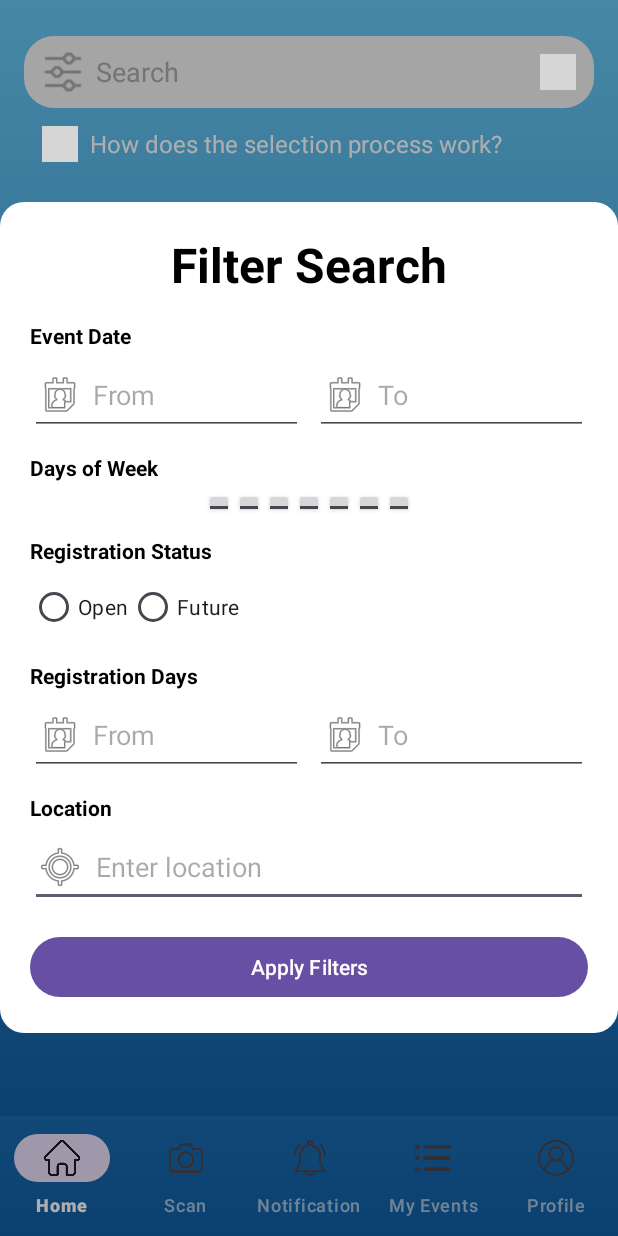
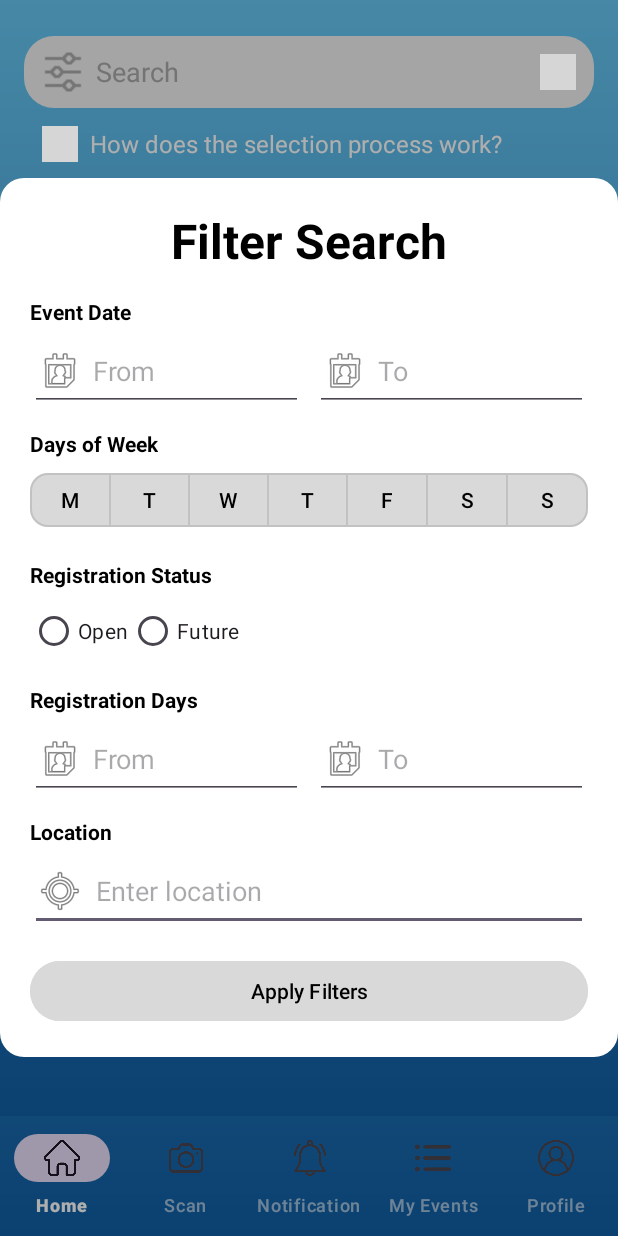
Before and after one commit to CMPUT301F25bingus1/event_lottery, an Android app: the screen it shows after launch (MainActivity), after a tap on an icon or button, on a phone screen of 412 x 824 dp. Run offline under Robolectric (Android 15) with nearby library versions, the phone set to English and light mode, and no system bars; grey boxes are pictures that could not be loaded.

Commit message:
Fixed filter popups (changed calendar and day picker)

```diff
--- a/app/src/main/java/com/example/eventlotto/ui/FilterFragment.java
+++ b/app/src/main/java/com/example/eventlotto/ui/FilterFragment.java
@@ -11,19 +11,28 @@ import android.widget.Toast;
 
 import androidx.annotation.NonNull;
 import androidx.annotation.Nullable;
+import androidx.core.content.ContextCompat;
 import androidx.fragment.app.DialogFragment;
 
 import com.example.eventlotto.R;
+import com.google.android.material.button.MaterialButton;
+import com.google.android.material.button.MaterialButtonToggleGroup;
 
+import java.util.ArrayList;
 import java.util.Calendar;
+import java.util.List;
 
 public class FilterFragment extends DialogFragment {
+
+    private MaterialButtonToggleGroup daysToggleGroup;
+    private final List<String> selectedDays = new ArrayList<>();
 
     @Nullable
     @Override
     public View onCreateView(@NonNull LayoutInflater inflater, @Nullable ViewGroup container, @Nullable Bundle savedInstanceState) {
         View view = inflater.inflate(R.layout.filter_search_popup, container, false);
 
+        // Date fields
         EditText eventDateFrom = view.findViewById(R.id.event_date_from);
         EditText eventDateTo = view.findViewById(R.id.event_date_to);
         EditText registrationFrom = view.findViewById(R.id.registration_from);
@@ -35,13 +44,54 @@ public class FilterFragment extends DialogFragment {
         registrationFrom.setOnClickListener(dateClickListener);
         registrationTo.setOnClickListener(dateClickListener);
 
+        // Setup day toggle buttons
+        daysToggleGroup = view.findViewById(R.id.days_toggle_group);
+        setupDaySelection(view);
+
+        // Apply filters button
         view.findViewById(R.id.btn_apply_filters).setOnClickListener(v -> {
-            // TODO: Later implement actual filter logic
-            Toast.makeText(getContext(), "Filters applied!", Toast.LENGTH_SHORT).show();
+            String days = String.join(", ", selectedDays);
+            Toast.makeText(getContext(),
+                    "Filters applied!\nSelected days: " + days,
+                    Toast.LENGTH_SHORT).show();
             dismiss();
         });
 
         return view;
+    }
+
+    private void setupDaySelection(View root) {
+        daysToggleGroup.addOnButtonCheckedListener((group, checkedId, isChecked) -> {
+            MaterialButton button = group.findViewById(checkedId);
+            if (button != null) {
+                String label = button.getText().toString();
+
+                if (isChecked) {
+                    // Add day and apply highlight color
+                    if (!selectedDays.contains(label)) selectedDays.add(label);
+                    button.setBackgroundColor(ContextCompat.getColor(requireContext(), R.color.day_selected));
+                    button.setTextColor(ContextCompat.getColor(requireContext(), R.color.day_text_selected));
+                } else {
+                    // Remove day and revert to default
+                    selectedDays.remove(label);
+                    button.setBackgroundColor(ContextCompat.getColor(requireContext(), R.color.day_unselected));
+                    button.setTextColor(ContextCompat.getColor(requireContext(), R.color.day_text_unselected));
+                }
+            }
+        });
+
+        // Initialize all buttons to default color
+        for (int i = 0; i < daysToggleGroup.getChildCount(); i++) {
+            View child = daysToggleGroup.getChildAt(i);
+            if (child instanceof MaterialButton) {
+                ((MaterialButton) child).setBackgroundColor(
+                        ContextCompat.getColor(requireContext(), R.color.day_unselected)
+                );
+                ((MaterialButton) child).setTextColor(
+                        ContextCompat.getColor(requireContext(), R.color.day_text_unselected)
+                );
+            }
+        }
     }
 
     private void showDatePicker(EditText target) {
@@ -50,9 +100,13 @@ public class FilterFragment extends DialogFragment {
         int month = c.get(Calendar.MONTH);
         int day = c.get(Calendar.DAY_OF_MONTH);
 
-        DatePickerDialog datePicker = new DatePickerDialog(requireContext(),
-                (view, y, m, d) -> target.setText(d + "/" + (m + 1) + "/" + y),
-                year, month, day);
+        DatePickerDialog datePicker = new DatePickerDialog(
+                requireContext(),
+                R.style.CustomDatePicker, // Your theme
+                (view, y, m, d) -> target.setText(String.format("%02d/%02d/%04d", d, m + 1, y)),
+                year, month, day
+        );
+
         datePicker.show();
     }
 
--- a/app/src/main/res/layout/filter_search_popup.xml
+++ b/app/src/main/res/layout/filter_search_popup.xml
@@ -1,5 +1,6 @@
 <?xml version="1.0" encoding="utf-8"?>
 <ScrollView xmlns:android="http://schemas.android.com/apk/res/android"
+    xmlns:app="http://schemas.android.com/apk/res-auto"
     android:layout_width="match_parent"
     android:layout_height="wrap_content"
     android:background="@drawable/dialog_bg"
@@ -10,7 +11,7 @@
         android:layout_height="wrap_content"
         android:orientation="vertical">
 
-        <!-- Title -->
+        <!-- TITLE -->
         <TextView
             android:layout_width="wrap_content"
             android:layout_height="wrap_content"
@@ -49,7 +50,7 @@
 
             <View
                 android:layout_width="8dp"
-                android:layout_height="match_parent"/>
+                android:layout_height="match_parent" />
 
             <EditText
                 android:id="@+id/event_date_to"
@@ -72,22 +73,50 @@
             android:textColor="@android:color/black"
             android:layout_marginBottom="4dp" />
 
-        <LinearLayout
-            android:id="@+id/day_buttons_container"
+        <!-- Material Multi-Select Day Buttons -->
+        <com.google.android.material.button.MaterialButtonToggleGroup
+            android:id="@+id/days_toggle_group"
             android:layout_width="match_parent"
             android:layout_height="wrap_content"
-            android:orientation="horizontal"
-            android:gravity="center"
-            android:layout_marginBottom="12dp">
+            android:layout_marginBottom="16dp"
+            app:singleSelection="false"
+            app:selectionRequired="false">
 
-            <ToggleButton android:id="@+id/day_mon" android:textOn="M" android:textOff="M" android:layout_height="20dp" android:layout_width="20dp"/>
-            <ToggleButton android:id="@+id/day_tue" android:textOn="T" android:textOff="T" android:layout_height="20dp" android:layout_width="20dp"/>
-            <ToggleButton android:id="@+id/day_wed" android:textOn="W" android:textOff="W" android:layout_height="20dp" android:layout_width="20dp"/>
-            <ToggleButton android:id="@+id/day_thu" android:textOn="T" android:textOff="T" android:layout_height="20dp" android:layout_width="20dp"/>
-            <ToggleButton android:id="@+id/day_fri" android:textOn="F" android:textOff="F" android:layout_height="20dp" android:layout_width="20dp"/>
-            <ToggleButton android:id="@+id/day_sat" android:textOn="S" android:textOff="S" android:layout_height="20dp" android:layout_width="20dp"/>
-            <ToggleButton android:id="@+id/day_sun" android:textOn="S" android:textOff="S" android:layout_height="20dp" android:layout_width="20dp"/>
-        </LinearLayout>
+            <com.google.android.material.button.MaterialButton
+                android:id="@+id/day_mon"
+                android:text="M"
+                style="@style/DayToggleStyle" />
+
+            <com.google.android.material.button.MaterialButton
+                android:id="@+id/day_tue"
+                android:text="T"
+                style="@style/DayToggleStyle" />
+
+            <com.google.android.material.button.MaterialButton
+                android:id="@+id/day_wed"
+                android:text="W"
+                style="@style/DayToggleStyle" />
+
+            <com.google.android.material.button.MaterialButton
+                android:id="@+id/day_thu"
+                android:text="T"
+                style="@style/DayToggleStyle" />
+
+            <com.google.android.material.button.MaterialButton
+                android:id="@+id/day_fri"
+                android:text="F"
+                style="@style/DayToggleStyle" />
+
+            <com.google.android.material.button.MaterialButton
+                android:id="@+id/day_sat"
+                android:text="S"
+                style="@style/DayToggleStyle" />
+
+            <com.google.android.material.button.MaterialButton
+                android:id="@+id/day_sun"
+                android:text="S"
+                style="@style/DayToggleStyle" />
+        </com.google.android.material.button.MaterialButtonToggleGroup>
 
         <!-- REGISTRATION STATUS -->
         <TextView
@@ -146,7 +175,7 @@
 
             <View
                 android:layout_width="8dp"
-                android:layout_height="match_parent"/>
+                android:layout_height="match_parent" />
 
             <EditText
                 android:id="@+id/registration_to"
@@ -183,7 +212,9 @@
             android:id="@+id/btn_apply_filters"
             android:layout_width="match_parent"
             android:layout_height="wrap_content"
-            android:text="Apply Filters" />
+            android:text="Apply Filters"
+            android:textColor="@color/black"
+            android:backgroundTint="#D9D9D9" />
+
     </LinearLayout>
-
 </ScrollView>
--- a/app/src/main/res/values/colors.xml
+++ b/app/src/main/res/values/colors.xml
@@ -2,4 +2,8 @@
 <resources>
     <color name="black">#FF000000</color>
     <color name="white">#FFFFFFFF</color>
+    <color name="day_selected">#105fa5</color>
+    <color name="day_unselected">#D9D9D9</color>
+    <color name="day_text_selected">#FFFFFF</color>
+    <color name="day_text_unselected">#000000</color>
 </resources>
--- /dev/null
+++ b/app/src/main/res/values/styles.xml
@@ -0,0 +1,22 @@
+<resources xmlns:tools="http://schemas.android.com/tools">
+
+    <!-- 🎨 Custom Date Picker Style (AppCompat-compatible) -->
+    <style name="CustomDatePicker" parent="@style/ThemeOverlay.AppCompat.Dialog">
+        <!-- Header bar color -->
+        <item name="colorPrimary">#67c7f3</item>
+        <!-- Accent color for OK/Cancel buttons -->
+        <item name="colorAccent">#105fa5</item>
+        <!-- Calendar text colors -->
+        <item name="android:textColorPrimary">@android:color/black</item>
+        <item name="android:textColorSecondary">@android:color/black</item>
+    </style>
+    <style name="DayToggleStyle" parent="@style/Widget.MaterialComponents.Button.OutlinedButton">
+        <item name="android:layout_width">0dp</item>
+        <item name="android:layout_height">wrap_content</item>
+        <item name="android:layout_weight">1</item>
+        <item name="android:textSize">14sp</item>
+        <item name="cornerRadius">12dp</item>
+        <item name="android:padding">8dp</item>
+    </style>
+
+</resources>
```
